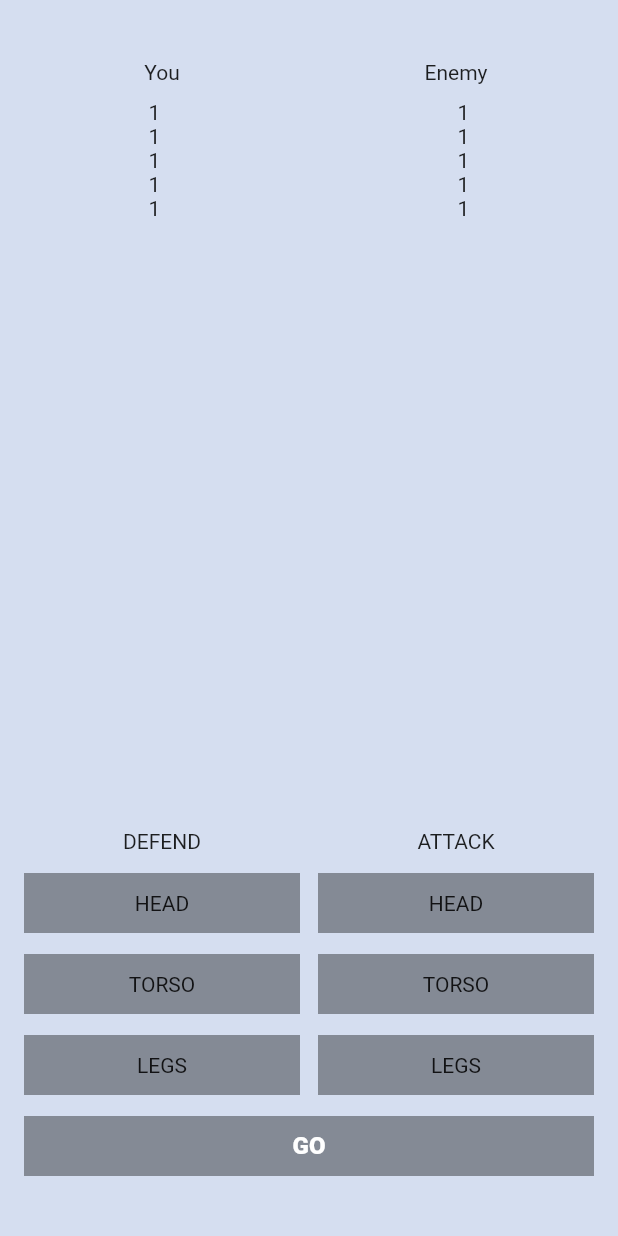
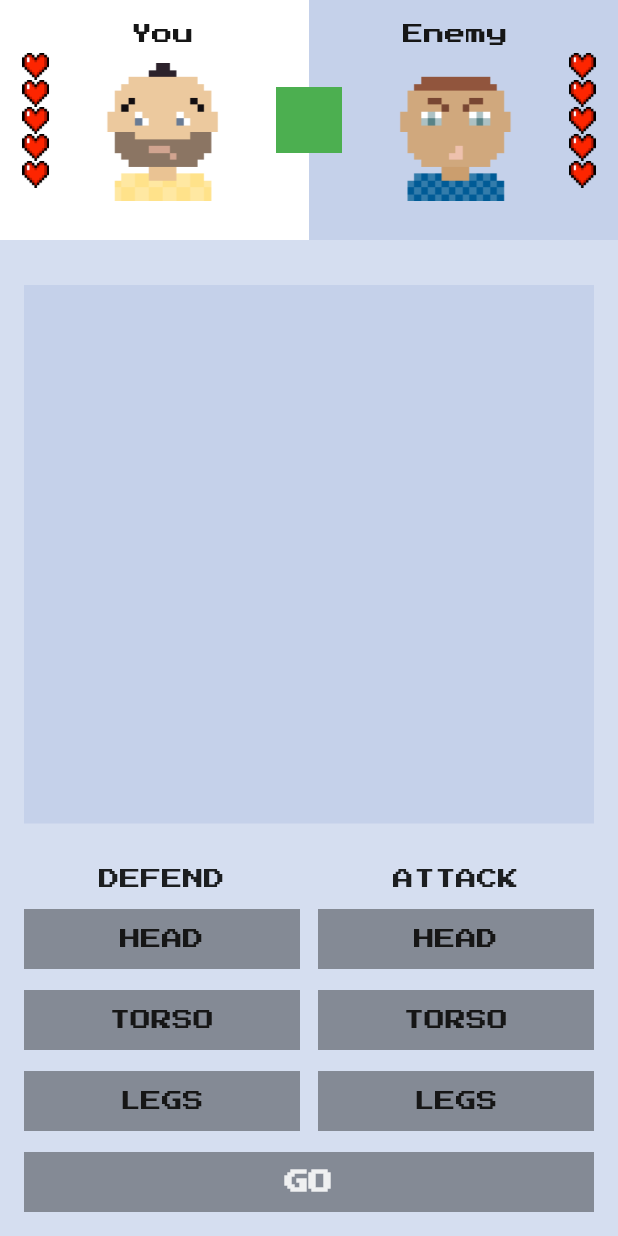
Before and after one commit to stalyar/flutter_fight_club, a Flutter app: the screen it shows after launch, on a phone screen of 412 x 824 dp. Run offline on Flutter 3.47's test engine with Material 2 defaults, Android fonts, the phone set to English and light mode, and no system bars; our stand-ins replace google_fonts.

Commit message:
first commit before *

```diff
--- /dev/null
+++ b/lib/fight_club_colors.dart
@@ -0,0 +1,14 @@
+import 'package:flutter/material.dart';
+
+class FightClubColors {
+
+  FightClubColors._();
+
+  static const background = Color.fromRGBO(213, 222, 240, 1);
+  static const greyButton =  Colors.black38;
+  static const blueButton =  Color.fromRGBO(28, 121, 206, 1);
+  static const blackButton =  Colors.black87;
+  static const darkGreyText =  Color.fromRGBO(22, 22, 22, 1);
+  static const whiteText =  Color.fromRGBO(255, 255, 255, 0.87);
+  static const darkPurple =  Color.fromRGBO(197, 209, 234, 1);
+}
--- /dev/null
+++ b/lib/fight_club_icons.dart
@@ -0,0 +1,7 @@
+class FightClubIcons {
+
+  FightClubIcons._();
+
+  static const heartFull = "assets/icons/heart-full.png";
+  static const heartEmpty = "assets/icons/heart-empty.png";
+}
--- /dev/null
+++ b/lib/fight_club_images.dart
@@ -0,0 +1,7 @@
+class FightClubImages {
+
+  FightClubImages._();
+
+  static const youAvatar = "assets/images/you-avatar.png";
+  static const enemyAvatar = "assets/images/enemy-avatar.png";
+}
--- a/lib/main.dart
+++ b/lib/main.dart
@@ -1,5 +1,11 @@
+import 'dart:math';
+
 import 'package:flutter/cupertino.dart';
 import 'package:flutter/material.dart';
+import 'package:flutter_fight_club/fight_club_colors.dart';
+import 'package:flutter_fight_club/fight_club_icons.dart';
+import 'package:flutter_fight_club/fight_club_images.dart';
+import 'package:google_fonts/google_fonts.dart';
 
 void main() {
   runApp(MyApp());
@@ -10,6 +16,11 @@ class MyApp extends StatelessWidget {
   @override
   Widget build(BuildContext context) {
     return MaterialApp(
+      theme: ThemeData(
+        textTheme: GoogleFonts.pressStart2pTextTheme(
+          Theme.of(context).textTheme,
+        ),
+      ),
       home: MyHomePage(),
     );
   }
@@ -19,58 +30,216 @@ class MyHomePage extends StatefulWidget {
   const MyHomePage({Key? key}) : super(key: key);
 
   @override
-  _MyHomePageState createState() => _MyHomePageState();
+  MyHomePageState createState() => MyHomePageState();
 }
 
-class _MyHomePageState extends State<MyHomePage> {
+class MyHomePageState extends State<MyHomePage> {
+  static const maxLives = 5;
+
   BodyPart? defendingBodyPart;
   BodyPart? attackingBodyPart;
 
-  Color buttonGoColor = const Color.fromRGBO(0, 0, 0, 0.38);
+  BodyPart whatEnemyDefends = BodyPart.random();
+  BodyPart whatEnemyAttacks = BodyPart.random();
+
+  int yourLives = maxLives;
+  int enemiesLives = maxLives;
+
+  Color buttonGoColor = FightClubColors.greyButton;
 
   @override
   Widget build(BuildContext context) {
     return Scaffold(
-      backgroundColor: Color.fromRGBO(213, 222, 240, 1),
-      body: Column(
-        children: [
-          SizedBox(height: 40),
-          Row(
-            children: [
-              SizedBox(width: 16),
-              Expanded(child: Center(child: Text("You"))),
-              SizedBox(width: 12),
-              Expanded(child: Center(child: Text("Enemy"))),
-              SizedBox(width: 16),
-            ],
-          ),
-          SizedBox(height: 11),
-          Expanded(child: Row(
-            children: [
-              Expanded(
+      backgroundColor: FightClubColors.background,
+      body: SafeArea(
         child: Column(
           children: [
-                    Text("1"),
-                    Text("1"),
-                    Text("1"),
-                    Text("1"),
-                    Text("1")
+            FightersInfo(
+              maxLivesCount: maxLives,
+              yourLivesCount: yourLives,
+              enemiesLivesCount: enemiesLives,
+            ),
+            Expanded(
+              child: Padding(
+                padding: const EdgeInsets.symmetric(horizontal: 16, vertical: 30),
+                child: ColoredBox(color: FightClubColors.darkPurple, child: SizedBox(width: double.infinity,),),
+              ),
+            ),
+            ControlWidget(
+              defendingBodyPart: defendingBodyPart,
+              selectDefendingBodyPart: _selectDefendingBodyPart,
+              attackingBodyPart: attackingBodyPart,
+              selectAttackingBodyPart: _selectAttackingBodyPart,
+            ),
+            SizedBox(
+              height: 14,
+            ),
+            GoButton(
+              text:
+                  yourLives == 0 || enemiesLives == 0 ? "Start new game" : "Go",
+              onTap: _onGoButtonClicked,
+              color: _getGoButtonColor(),
+            ),
+            SizedBox(
+              height: 16,
+            )
           ],
         ),
       ),
-              Expanded(
-                child: Column(
+    );
+  }
+
+  Color _getGoButtonColor() {
+    if (yourLives == 0 || enemiesLives == 0) {
+      return FightClubColors.blackButton;
+    } else if (attackingBodyPart == null || defendingBodyPart == null) {
+      return FightClubColors.greyButton;
+    } else {
+      return FightClubColors.blackButton;
+    }
+  }
+
+  void _selectDefendingBodyPart(final BodyPart value) {
+    if (enemiesLives == 0 || yourLives == 0) {
+      return;
+    }
+
+    setState(() {
+      defendingBodyPart = value;
+    });
+  }
+
+  void _selectAttackingBodyPart(final BodyPart value) {
+    if (enemiesLives == 0 || yourLives == 0) {
+      return;
+    }
+
+    setState(() {
+      attackingBodyPart = value;
+    });
+  }
+
+  void _onGoButtonClicked() {
+    if (enemiesLives == 0 || yourLives == 0) {
+      setState(() {
+        enemiesLives = maxLives;
+        yourLives = maxLives;
+      });
+    } else if (defendingBodyPart != null && attackingBodyPart != null) {
+      setState(() {
+        final bool enemyLoseLife = attackingBodyPart != whatEnemyDefends;
+        final bool youLoseLife = defendingBodyPart != whatEnemyAttacks;
+
+        if (enemyLoseLife) {
+          enemiesLives -= 1;
+        }
+        if (youLoseLife) {
+          yourLives -= 1;
+        }
+
+        whatEnemyAttacks = BodyPart.random();
+        whatEnemyDefends = BodyPart.random();
+
+        defendingBodyPart = null;
+        attackingBodyPart = null;
+      });
+    }
+  }
+}
+
+class FightersInfo extends StatelessWidget {
+  final int maxLivesCount;
+  final int yourLivesCount;
+  final int enemiesLivesCount;
+
+  const FightersInfo({
+    Key? key,
+    required this.maxLivesCount,
+    required this.yourLivesCount,
+    required this.enemiesLivesCount,
+  }) : super(key: key);
+
+  @override
+  Widget build(BuildContext context) {
+    return SizedBox(
+      height: 160,
+      child: Stack(
         children: [
-                    Text("1"),
-                    Text("1"),
-                    Text("1"),
-                    Text("1"),
-                    Text("1")],
+          Row(
+            crossAxisAlignment: CrossAxisAlignment.stretch,
+            children: [
+              Expanded(child: ColoredBox(color: Colors.white,)),
+              Expanded(child: ColoredBox(color: FightClubColors.darkPurple,))
+            ],
           ),
+          Row(
+            mainAxisAlignment: MainAxisAlignment.spaceAround,
+            children: [
+              LivesWidget(
+                overallLivesCount: maxLivesCount,
+                currentLivesCount: yourLivesCount,
+              ),
+              Column(
+                children: [
+                  const SizedBox(
+                    height: 16,
+                  ),
+                  Text("You", style: TextStyle(color: FightClubColors.darkGreyText),),
+                  const SizedBox(
+                    height: 12,
+                  ),
+                  Image.asset(FightClubImages.youAvatar, height: 92, width: 92,)
+                ],
+              ),
+              ColoredBox(
+                color: Colors.green,
+                child: SizedBox(
+                  height: 44,
+                  width: 44,
+                ),
+              ),
+              Column(
+                children: [
+                  const SizedBox(
+                    height: 16,
+                  ),
+                  Text("Enemy", style: TextStyle(color: FightClubColors.darkGreyText),),
+                  const SizedBox(
+                    height: 12,
+                  ),
+
+                  Image.asset(FightClubImages.enemyAvatar, height: 92, width: 92,)
+                ],
+              ),
+              LivesWidget(
+                overallLivesCount: maxLivesCount,
+                currentLivesCount: enemiesLivesCount,
               )
             ],
-          )),
-          Row(mainAxisAlignment: MainAxisAlignment.center, children: [
+          ),
+        ],
+      ),
+    );
+  }
+}
+
+class ControlWidget extends StatelessWidget {
+  final BodyPart? defendingBodyPart;
+  final ValueSetter<BodyPart> selectDefendingBodyPart;
+  final BodyPart? attackingBodyPart;
+  final ValueSetter<BodyPart> selectAttackingBodyPart;
+
+  const ControlWidget({
+    Key? key,
+    required this.defendingBodyPart,
+    required this.selectDefendingBodyPart,
+    required this.attackingBodyPart,
+    required this.selectAttackingBodyPart,
+  }) : super(key: key);
+
+  @override
+  Widget build(BuildContext context) {
+    return Row(mainAxisAlignment: MainAxisAlignment.center, children: [
       SizedBox(
         width: 16,
       ),
@@ -82,18 +251,18 @@ class _MyHomePageState extends State<MyHomePage> {
             BodyPartButton(
               bodyPart: BodyPart.head,
               selected: defendingBodyPart == BodyPart.head,
-                    bodyPartSetter: _selectDefendingBodyPart,
+              bodyPartSetter: selectDefendingBodyPart,
             ),
             SizedBox(height: 14),
             BodyPartButton(
                 bodyPart: BodyPart.torso,
                 selected: defendingBodyPart == BodyPart.torso,
-                      bodyPartSetter: _selectDefendingBodyPart),
+                bodyPartSetter: selectDefendingBodyPart),
             SizedBox(height: 14),
             BodyPartButton(
                 bodyPart: BodyPart.legs,
                 selected: defendingBodyPart == BodyPart.legs,
-                      bodyPartSetter: _selectDefendingBodyPart),
+                bodyPartSetter: selectDefendingBodyPart),
           ],
         ),
       ),
@@ -108,97 +277,98 @@ class _MyHomePageState extends State<MyHomePage> {
             BodyPartButton(
               bodyPart: BodyPart.head,
               selected: attackingBodyPart == BodyPart.head,
-                    bodyPartSetter: _selectAttackingBodyPart,
+              bodyPartSetter: selectAttackingBodyPart,
             ),
             SizedBox(height: 14),
             BodyPartButton(
                 bodyPart: BodyPart.torso,
                 selected: attackingBodyPart == BodyPart.torso,
-                      bodyPartSetter: _selectAttackingBodyPart),
+                bodyPartSetter: selectAttackingBodyPart),
             SizedBox(height: 14),
             BodyPartButton(
                 bodyPart: BodyPart.legs,
                 selected: attackingBodyPart == BodyPart.legs,
-                      bodyPartSetter: _selectAttackingBodyPart),
+                bodyPartSetter: selectAttackingBodyPart),
           ],
         ),
       ),
       SizedBox(
         width: 16,
       )
-          ]),
-          SizedBox(
-            height: 14,
-          ),
-          Row(
-            children: [
-              SizedBox(
-                width: 16,
-              ),
-              Expanded(
+    ]);
+  }
+}
+
+class GoButton extends StatelessWidget {
+  final String text;
+  final VoidCallback onTap;
+  final Color color;
+
+  const GoButton({
+    Key? key,
+    required this.text,
+    required this.onTap,
+    required this.color,
+  }) : super(key: key);
+
+  @override
+  Widget build(BuildContext context) {
+    return Padding(
+      padding: const EdgeInsets.symmetric(horizontal: 16),
+      child: GestureDetector(
+        onTap: onTap,
         child: SizedBox(
           height: 40,
-                child: GestureDetector(
-                  onTap: () => _onOkClick(),
           child: ColoredBox(
-                      color: buttonGoColor,
+              color: color,
               child: Center(
                 child: Text(
-                          "Go".toUpperCase(),
+                  text.toUpperCase(),
                   style: TextStyle(
                       fontWeight: FontWeight.w900,
                       fontSize: 16,
-                              color: Colors.white),
+                      color: FightClubColors.whiteText),
                 ),
               )),
         ),
-              )),
-              SizedBox(
-                width: 16,
-              )
-            ],
-          ),
-          SizedBox(height: 40),
-        ],
       ),
     );
   }
-
-  void _selectDefendingBodyPart(final BodyPart value) {
-    setState(() {
-      defendingBodyPart = value;
-    });
-    _updateButtonGoColor();
 }
 
-  void _selectAttackingBodyPart(final BodyPart value) {
-    setState(() {
-      attackingBodyPart = value;
-    });
-    _updateButtonGoColor();
+class LivesWidget extends StatelessWidget {
+  final int overallLivesCount;
+  final int currentLivesCount;
+
+  const LivesWidget(
+      {Key? key,
+      required this.overallLivesCount,
+      required this.currentLivesCount})
+      : assert(overallLivesCount >= 1),
+        assert(currentLivesCount >= 0),
+        assert(currentLivesCount <= overallLivesCount),
+        super(key: key);
+
+  @override
+  Widget build(BuildContext context) {
+    return Column(
+      mainAxisSize: MainAxisSize.min,
+      children: List.generate(overallLivesCount, (index) {
+        if (index < currentLivesCount) {
+          return Image.asset(
+            FightClubIcons.heartFull,
+            width: 18,
+            height: 18,
+          );
+        } else {
+          return Image.asset(
+            FightClubIcons.heartEmpty,
+            width: 18,
+            height: 18,
+          );
         }
-
-  _onOkClick() {
-    if (defendingBodyPart != null && attackingBodyPart != null){
-      setState(() {
-        defendingBodyPart = null;
-        attackingBodyPart = null;
-      });
-    }
-    _updateButtonGoColor();
-  }
-
-  _updateButtonGoColor(){
-    if (defendingBodyPart != null && attackingBodyPart != null){
-    setState(() {
-      buttonGoColor = const Color.fromRGBO(0, 0, 0, 0.87);
-    });
-  }
-  else {
-    setState(() {
-      buttonGoColor = const Color.fromRGBO(0, 0, 0, 0.38);
-    });
-  }
+      }),
+    );
   }
 }
 
@@ -214,6 +384,12 @@ class BodyPart {
   @override
   String toString() {
     return 'BodyPart{name: $name}';
+  }
+
+  static List<BodyPart> _values = [head, torso, legs];
+
+  static BodyPart random() {
+    return _values[Random().nextInt(_values.length)];
   }
 }
 
@@ -236,9 +412,17 @@ class BodyPartButton extends StatelessWidget {
       child: SizedBox(
         height: 40,
         child: ColoredBox(
-          color:
-              selected ? const Color.fromRGBO(28, 121, 206, 1) : Color.fromRGBO(0, 0, 0, 0.38),
-          child: Center(child: Text(bodyPart.name.toUpperCase())),
+          color: selected
+              ? FightClubColors.blueButton
+              : FightClubColors.greyButton,
+          child: Center(
+              child: Text(
+            bodyPart.name.toUpperCase(),
+            style: TextStyle(
+                color: selected
+                    ? FightClubColors.whiteText
+                    : FightClubColors.darkGreyText),
+          )),
         ),
       ),
     );
```
Also changed, not shown: pubspec.yaml (+7 -55 lines), assets/icons/heart-empty.png (added), assets/icons/heart-full.png (added), assets/images/enemy-avatar.png (added), assets/images/you-avatar.png (added), google_fonts/PressStart2P-Regular.ttf (added), pubspec.lock, 1 other file. Lines whose indentation alone changed are shown as unchanged.
